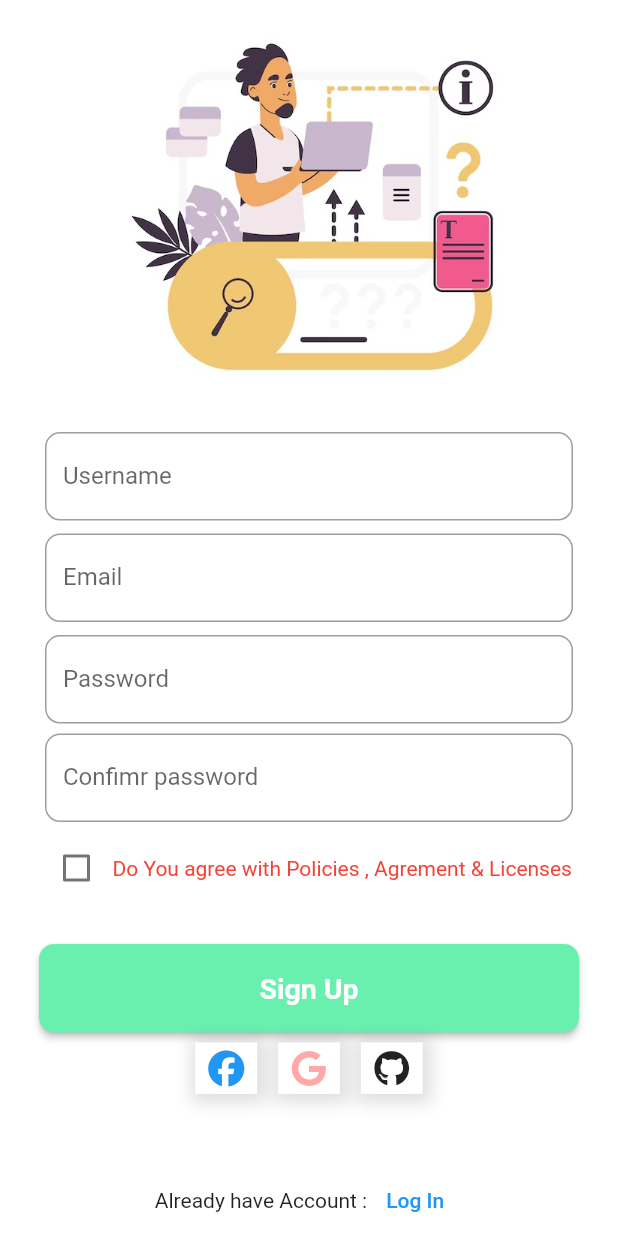
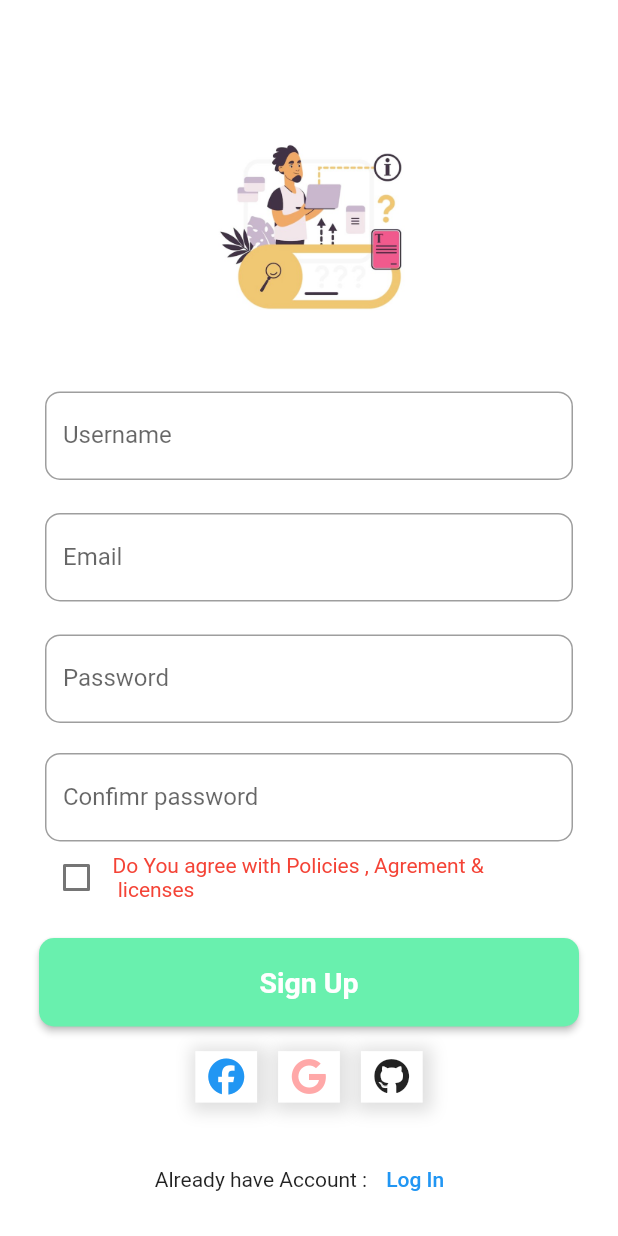
Before and after one commit to flutter-preview/HamzaaJavaid-notification_tutorials, a Flutter app: the screen it shows after launch, after a tap on "Sign Up", on a phone screen of 412 x 824 dp. Run offline on Flutter 3.47's test engine with Material 2 defaults, Android fonts, the phone set to English and light mode, and no system bars; our stand-ins replace font_awesome_flutter, intro_slider.

Commit message:
Responsiveness of authentication Modules
Worked on Authentication Responsiveness Modules and tested on Real Phyical Device with Mirroring

```diff
--- a/lib/screens/Auth Screens/login.dart
+++ b/lib/screens/Auth Screens/login.dart
@@ -17,12 +17,13 @@ class SignIn extends StatefulWidget {
 class _SignInState extends State<SignIn> {
   @override
   Widget build(BuildContext context) {
-     print('Build is called');
+
     final emailProvideer = Provider.of<email_provider>(context,listen: false);
     final passwordProvideer = Provider.of<password_provider>(context , listen: false);
     return Scaffold(
       backgroundColor: Colors.white,
-      body: Column(
+      body: SingleChildScrollView(
+        child: Column(
             mainAxisAlignment: MainAxisAlignment.spaceBetween,
             children: [
               SizedBox(height: MediaQuery.of(context).size.height/12,),
@@ -133,7 +134,7 @@ class _SignInState extends State<SignIn> {
                   ),
                 ),
               ),
-          SizedBox(height: MediaQuery.of(context).size.height/80,),
+              SizedBox(height: MediaQuery.of(context).size.height/20,),
               Row(
                 mainAxisAlignment: MainAxisAlignment.spaceBetween,
                 children: [
@@ -199,20 +200,14 @@ class _SignInState extends State<SignIn> {
                   const SizedBox(),
                 ],
               ),
-          const SizedBox(),const SizedBox(),const SizedBox(),
-          const  SizedBox(),const SizedBox(),const SizedBox(),
+              SizedBox(height: MediaQuery.of(context).size.height/50,),
               Divider(
                 indent: MediaQuery.of(context).size.width/10,
                 endIndent: MediaQuery.of(context).size.width/10,
                 color: Colors.black26,
                 thickness: 0.8,
               ),
-          const  SizedBox(),const SizedBox(),const SizedBox(),
-          const SizedBox(),const SizedBox(),const SizedBox(),
-          const  SizedBox(),const SizedBox(),const SizedBox(),
-          const  SizedBox(),const SizedBox(),const SizedBox(),
-          const SizedBox(),const SizedBox(),const SizedBox(),
-          const  SizedBox(),const SizedBox(),const SizedBox(),
+               SizedBox(height: MediaQuery.of(context).size.height/30,),
 
               Row(
                 mainAxisAlignment: MainAxisAlignment.spaceBetween,
@@ -239,6 +234,7 @@ class _SignInState extends State<SignIn> {
 
             ]
         ),
+      ),
 
     )
     ;
--- a/lib/screens/Auth Screens/signUp Screen.dart
+++ b/lib/screens/Auth Screens/signUp Screen.dart
@@ -30,12 +30,14 @@ class _SignUpState extends State<SignUp> {
 
     return Scaffold(
       backgroundColor: Colors.white,
-      body: Center(
+      body: SingleChildScrollView(
+        child: Center(
           child: Column(
             mainAxisAlignment: MainAxisAlignment.spaceBetween,
             children: [
-            Image.asset("assets/images/signup.jpg",height: MediaQuery.of(context).size.height/3,),
-            const SizedBox(),
+              SizedBox(height: MediaQuery.of(context).size.height/10,),
+              Image.asset("assets/images/signup.jpg",height: MediaQuery.of(context).size.height/6,),
+               SizedBox(height: MediaQuery.of(context).size.height/20,),
               Consumer<username_provider>(builder: (context , value ,child){
                 return Padding(
                   padding: const EdgeInsets.symmetric(horizontal: 30),
@@ -61,6 +63,7 @@ class _SignUpState extends State<SignUp> {
                   ),
                 );
               }),
+              SizedBox(height: 20,),
               Consumer<signup_email_provider>(builder: (context,value , child){
                 return Padding(
                   padding: const EdgeInsets.symmetric(horizontal: 30,vertical: 2),
@@ -86,6 +89,7 @@ class _SignUpState extends State<SignUp> {
                   ),
                 );
               }),
+              SizedBox(height: 20,),
               Consumer<signup_password_provider>(builder: (context,value , child){
                 return  Padding(
                   padding:const  EdgeInsets.symmetric(horizontal: 30),
@@ -111,6 +115,7 @@ class _SignUpState extends State<SignUp> {
                   ),
                 );
               },),
+              SizedBox(height: 20,),
               Consumer<confirmpassword_provider>(builder: (context,value , child){
                 return   Padding(
                   padding: const EdgeInsets.symmetric(horizontal: 30),
@@ -157,11 +162,11 @@ class _SignUpState extends State<SignUp> {
                         );
 
                     }),
-                 const Text("Do You agree with Policies , Agrement & Licenses ",style: TextStyle(color: Colors.red),)
+                     Text("Do You agree with Policies , Agrement &\n licenses ",style: TextStyle(color: Colors.red),)
                   ],
                 ),
               ),
-            const SizedBox(),const SizedBox(),const SizedBox(),
+              SizedBox(height: MediaQuery.of(context).size.height/50,),
               Padding(padding: const EdgeInsets.symmetric(horizontal: 26),
                 child: MaterialButton(
                   onPressed: (){
@@ -177,6 +182,7 @@ class _SignUpState extends State<SignUp> {
                       color: Colors.white,fontSize: 19,fontWeight: FontWeight.bold
                   ),),
                 ),),
+              SizedBox(height: MediaQuery.of(context).size.height/50,),
               Row(
                 mainAxisAlignment: MainAxisAlignment.spaceBetween,
                 children: [
@@ -242,8 +248,7 @@ class _SignUpState extends State<SignUp> {
                   const  SizedBox(),
                 ],
               ),
-            const SizedBox(),const SizedBox(),const SizedBox(),
-            const  SizedBox(),const SizedBox(),const SizedBox(),
+              SizedBox(height: MediaQuery.of(context).size.height/30,),
               Row(
                 mainAxisAlignment: MainAxisAlignment.spaceBetween,
                 children: [
@@ -268,6 +273,7 @@ class _SignUpState extends State<SignUp> {
             ],
           ),
         ),
+      ),
     );
   }
 }
```
Lines whose indentation alone changed are shown as unchanged.
